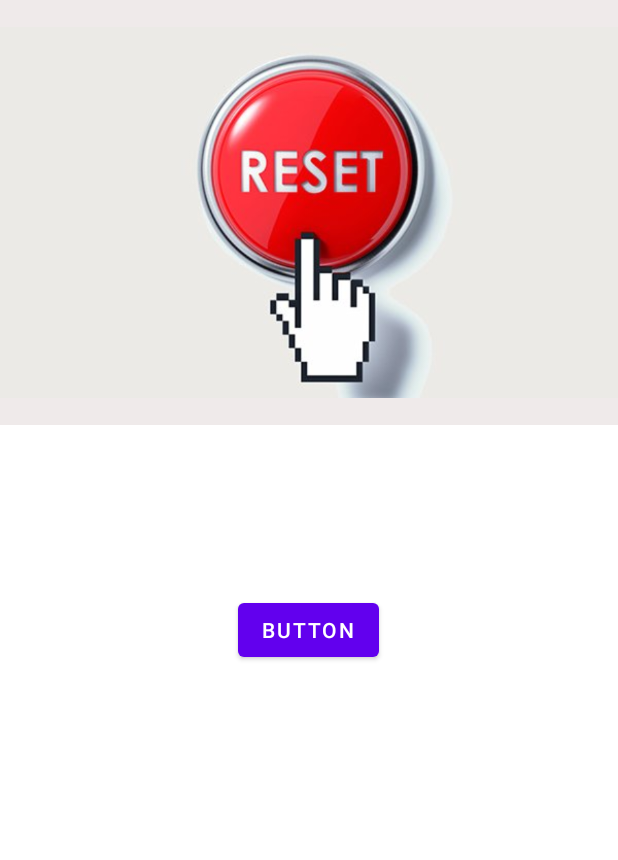
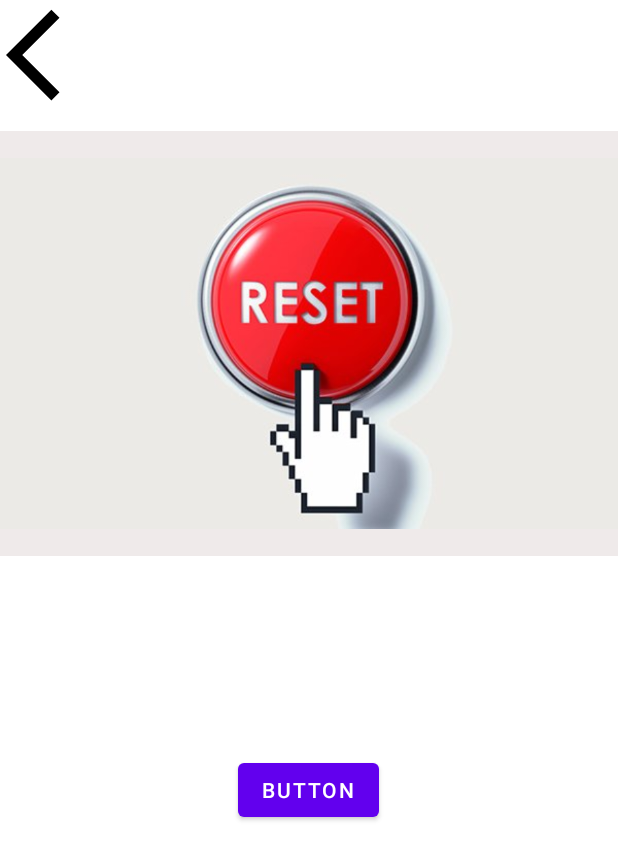
Before and after one commit to chickenkign/baselproject, an Android app: the fragment ResetFragment shown on its own in the app's theme, on a phone screen of 412 x 824 dp. Shown: the top 860 px of the screen. Run offline under Robolectric (Android 15) with nearby library versions, the phone set to English and light mode, and no system bars.

Commit message:
Finished my project

```diff
--- a/app/src/main/java/com/example/baselproject/BluetoothConnectors/MainActivity2.java
+++ b/app/src/main/java/com/example/baselproject/BluetoothConnectors/MainActivity2.java
@@ -294,7 +294,7 @@ public class MainActivity2 extends AppCompatActivity {
         public String read() {
             String m = "didnt work";
             try {
-                 m = String.valueOf(mmInStream.read());
+                m = String.valueOf(mmInStream.read());
             } catch (IOException e) {
                 Log.e("Send Error","Unable to send message",e);
             }
--- a/app/src/main/java/com/example/baselproject/Recycler/ChangeAbleFragment.java
+++ b/app/src/main/java/com/example/baselproject/Recycler/ChangeAbleFragment.java
@@ -187,8 +187,8 @@ public class ChangeAbleFragment extends Fragment {
     }
     public void play2(){
         if(connectedThread !=null) {
-            String m = connectedThread.read();
-            Toast.makeText(getActivity(), m , Toast.LENGTH_SHORT).show();
+            String message = connectedThread.read();
+            Toast.makeText(getActivity(),message, Toast.LENGTH_SHORT).show();
         }else Toast.makeText(getActivity(), output, Toast.LENGTH_SHORT).show();
     }
 }
--- a/app/src/main/java/com/example/baselproject/Recycler/ResetFragment.java
+++ b/app/src/main/java/com/example/baselproject/Recycler/ResetFragment.java
@@ -6,13 +6,16 @@ import android.media.MediaPlayer;
 import android.os.Bundle;
 
 import androidx.fragment.app.Fragment;
+import androidx.fragment.app.FragmentTransaction;
 
 import android.view.LayoutInflater;
 import android.view.View;
 import android.view.ViewGroup;
 import android.widget.Button;
+import android.widget.ImageView;
 import android.widget.Toast;
 
+import com.example.baselproject.Navigator.MainListFragment;
 import com.example.baselproject.R;
 
 import pl.droidsonroids.gif.GifImageView;
@@ -25,6 +28,7 @@ import pl.droidsonroids.gif.GifImageView;
 public class ResetFragment extends Fragment {
     Button btn ;
     GifImageView iv ;
+    ImageView back ;
 
     MediaPlayer mp ;
     // TODO: Rename parameter arguments, choose names that match
@@ -81,8 +85,15 @@ public class ResetFragment extends Fragment {
     }
 
     private void connectcomponents() {
+        back =getView().findViewById(R.id.IVBackReset);
         btn = getView().findViewById(R.id.BTNReset);
         iv = getView().findViewById(R.id.gifReset);
+        back.setOnClickListener(new View.OnClickListener() {
+            @Override
+            public void onClick(View v) {
+                Goback();
+            }
+        });
         btn.setOnClickListener(new View.OnClickListener() {
             @Override
             public void onClick(View v) {
@@ -118,4 +129,9 @@ public class ResetFragment extends Fragment {
             mp = null ;
         }
     }
+    public void Goback() {
+        FragmentTransaction ft = getActivity().getSupportFragmentManager().beginTransaction();
+        ft.replace(R.id.frameLayoutMain, new MainListFragment());
+        ft.commit();
+    }
 }
--- a/app/src/main/java/com/example/baselproject/Recycler/TempFragment.java
+++ b/app/src/main/java/com/example/baselproject/Recycler/TempFragment.java
@@ -112,8 +112,8 @@ public class TempFragment extends Fragment {
             cmdText = "t";
             connectedThread.write(cmdText);
             play();
-            String s = connectedThread.read();
-            tv.setText(s);
+            String message = connectedThread.read();
+            tv.setText(message);
             tv.setVisibility(View.VISIBLE);
         }else Toast.makeText(getActivity(), "Bluetooth not connected", Toast.LENGTH_SHORT).show();
     }
--- a/app/src/main/res/layout/fragment_reset.xml
+++ b/app/src/main/res/layout/fragment_reset.xml
@@ -18,10 +18,10 @@
             android:src="@drawable/reset"
             app:layout_constraintBottom_toBottomOf="parent"
             app:layout_constraintEnd_toEndOf="parent"
-            app:layout_constraintHorizontal_bias="0.0"
+            app:layout_constraintHorizontal_bias="1.0"
             app:layout_constraintStart_toStartOf="parent"
             app:layout_constraintTop_toTopOf="parent"
-            app:layout_constraintVertical_bias="0.0">
+            app:layout_constraintVertical_bias="0.162">
 
         </pl.droidsonroids.gif.GifImageView>
 
@@ -36,7 +36,19 @@
             app:layout_constraintHorizontal_bias="0.498"
             app:layout_constraintStart_toStartOf="parent"
             app:layout_constraintTop_toBottomOf="@+id/gifReset"
-            app:layout_constraintVertical_bias="0.018" />
+            app:layout_constraintVertical_bias="0.087" />
+
+        <ImageView
+            android:id="@+id/IVBackReset"
+            android:layout_width="81dp"
+            android:layout_height="73dp"
+            android:src="@drawable/baseline_arrow_back_ios_24"
+            app:layout_constraintBottom_toBottomOf="parent"
+            app:layout_constraintEnd_toEndOf="parent"
+            app:layout_constraintHorizontal_bias="0.0"
+            app:layout_constraintStart_toStartOf="parent"
+            app:layout_constraintTop_toTopOf="parent"
+            app:layout_constraintVertical_bias="0.0" />
     </androidx.constraintlayout.widget.ConstraintLayout>
 
 </FrameLayout>
```
